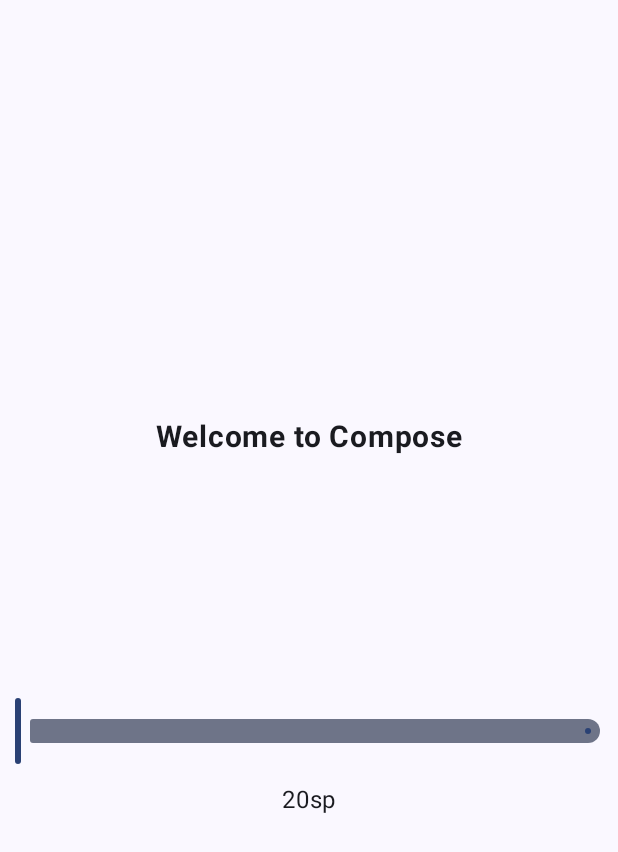
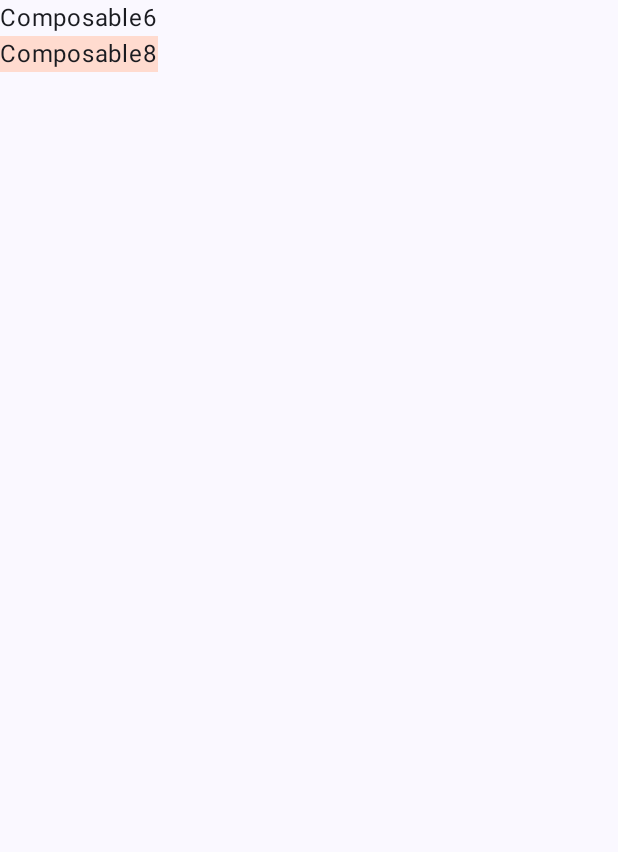
Before and after one commit to BEEEAM-J/Compose_Practice, an Android app built with Jetpack Compose: the screen it shows after launch (MainActivity), on a phone screen of 412 x 824 dp. Shown: the top 852 px of the screen. Run offline under Robolectric (Android 15) with nearby library versions, the phone set to English and light mode, and no system bars.

Commit message:
2. State, CompositionLocal 연습

```diff
--- a/app/src/main/java/com/beeeam/composepractice/MainActivity.kt
+++ b/app/src/main/java/com/beeeam/composepractice/MainActivity.kt
@@ -1,29 +1,24 @@
 package com.beeeam.composepractice
 
+import android.content.res.Configuration.UI_MODE_NIGHT_YES
 import android.os.Bundle
 import androidx.activity.ComponentActivity
 import androidx.activity.compose.setContent
-import androidx.compose.foundation.layout.Arrangement
+import androidx.compose.foundation.background
+import androidx.compose.foundation.isSystemInDarkTheme
 import androidx.compose.foundation.layout.Column
-import androidx.compose.foundation.layout.Spacer
 import androidx.compose.foundation.layout.fillMaxSize
-import androidx.compose.foundation.layout.height
-import androidx.compose.foundation.layout.padding
 import androidx.compose.material3.MaterialTheme
-import androidx.compose.material3.Slider
 import androidx.compose.material3.Surface
 import androidx.compose.material3.Text
 import androidx.compose.runtime.Composable
+import androidx.compose.runtime.CompositionLocalProvider
 import androidx.compose.runtime.getValue
-import androidx.compose.runtime.mutableStateOf
-import androidx.compose.runtime.remember
 import androidx.compose.runtime.setValue
-import androidx.compose.ui.Alignment
+import androidx.compose.runtime.staticCompositionLocalOf
 import androidx.compose.ui.Modifier
-import androidx.compose.ui.text.font.FontWeight
+import androidx.compose.ui.graphics.Color
 import androidx.compose.ui.tooling.preview.Preview
-import androidx.compose.ui.unit.dp
-import androidx.compose.ui.unit.sp
 import com.beeeam.composepractice.ui.theme.ComposePracticeTheme
 
 class MainActivity : ComponentActivity() {
@@ -36,8 +31,7 @@ class MainActivity : ComponentActivity() {
                     modifier = Modifier.fillMaxSize(),
                     color = MaterialTheme.colorScheme.background,
                 ) {
-//                    Greeting("Android")
-                    DemoScreen()
+                    Composable1()
                 }
             }
         }
@@ -45,73 +39,130 @@ class MainActivity : ComponentActivity() {
 }
 
 // @Composable
-// fun Greeting(name: String, modifier: Modifier = Modifier) {
-//    Text(
-//        text = "Hello $name!",
-//        modifier = modifier,
+// fun DemoScreen() {
+//    var textState by rememberSaveable { mutableStateOf("") }
+//
+//    val onTextChange = { text: String ->
+//        textState = text
+//    }
+//
+//    MyTextField(textState = textState, onTextChange = onTextChange)
+// }
+//
+// @OptIn(ExperimentalMaterial3Api::class)
+// @Composable
+// fun MyTextField(textState: String, onTextChange: (String) -> Unit) {
+//    TextField(
+//        value = textState,
+//        onValueChange = { onTextChange(it) }
+//    )
+// }
+
+// @Preview
+// @Composable
+// fun Preview() {
+//    ComposePracticeTheme {
+//        DemoScreen()
+//    }
+// }
+
+// @Composable
+// fun FunctionA() {
+//    var switchState by remember { mutableStateOf(true) }
+//
+//    val onSwitchChange = { value: Boolean ->
+//        switchState = value
+//    }
+//
+//    FunctionB(
+//        switchState = switchState,
+//        onSwitchChange = { onSwitchChange(it) }
 //    )
 // }
 //
-// @Preview(showBackground = true)
 // @Composable
-// fun GreetingPreview() {
+// fun FunctionB(switchState: Boolean, onSwitchChange: (Boolean) -> Unit) {
+//    Switch(
+//        checked = switchState,
+//        onCheckedChange = onSwitchChange
+//    )
+// }
+//
+// @Preview
+// @Composable
+// fun PreView() {
 //    ComposePracticeTheme {
-//        Greeting("Android")
+//        Column {
+//            FunctionA()
+//        }
 //    }
 // }
 
-@Composable
-fun DemoText(message: String, fontSize: Float) {
-    Text(
-        text = message,
-        fontSize = fontSize.sp,
-        fontWeight = FontWeight.Bold,
-    )
-}
-//
-// @Preview
-// @Composable
-// fun DemoTextPreView() {
-//    DemoText(message = "Welcome to Android", fontSize = 12f)
-// }
+val LocalColor = staticCompositionLocalOf { Color(0xFFffdbcf) }
 
 @Composable
-fun DemoSlider(sliderPosition: Float, onPositionChange: (Float) -> Unit) {
-    Slider(
-        modifier = Modifier.padding(10.dp),
-        valueRange = 20f..40f,
-        value = sliderPosition,
-        onValueChange = { onPositionChange(it) }
-    )
+fun Composable1() {
+    var color = if (isSystemInDarkTheme()) {
+        Color(0xFFa08d87)
+    } else {
+        Color(0xFFffdbcf)
+    }
+    Column {
+        Composable2()
+
+        CompositionLocalProvider(LocalColor provides color) {
+            Composable3()
+        }
+    }
 }
 
 @Composable
-fun DemoScreen() {
-    var sliderPosition by remember { mutableStateOf(20f) }
+fun Composable2() {
+    Composable4()
+}
 
-    val handlePositionChange = { position: Float ->
-        sliderPosition = position
-    }
+@Composable
+fun Composable3() {
+    Composable5()
+}
 
-    Column(
-        horizontalAlignment = Alignment.CenterHorizontally,
-        verticalArrangement = Arrangement.Center,
-        modifier = Modifier.fillMaxSize()
-    ) {
-        DemoText(message = "Welcome to Compose", fontSize = sliderPosition)
+@Composable
+fun Composable4() {
+    Composable6()
+}
 
-        Spacer(modifier = Modifier.height(150.dp))
+@Composable
+fun Composable5() {
+    Composable7()
+    Composable8()
+}
 
-        DemoSlider(sliderPosition = sliderPosition, onPositionChange = handlePositionChange)
+@Composable
+fun Composable6() {
+    Text("Composable6")
+}
 
-        Text(text = sliderPosition.toInt().toString() + "sp")
-    }
+@Composable
+fun Composable7() {
+}
+
+@Composable
+fun Composable8() {
+    Text("Composable8", modifier = Modifier.background(LocalColor.current))
 }
 
 @Preview
 @Composable
-fun PreView() {
+fun DefaultPreview() {
     ComposePracticeTheme {
-        DemoScreen()
+        Composable1()
     }
 }
+
+@Preview(uiMode = UI_MODE_NIGHT_YES)
+@Composable
+fun DarkPreview() {
+    ComposePracticeTheme {
+        Composable1()
+    }
+}
```
